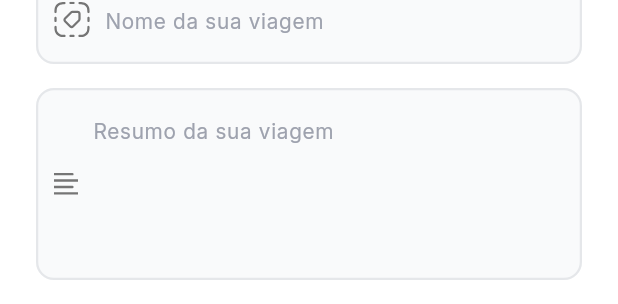
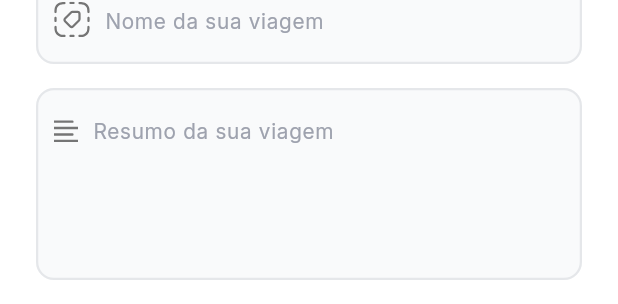
Before and after one commit to OthavioH/rumo, a Flutter app: the CreateDiaryBottomSheet widget shown alone on an empty page, opened directly, on a phone screen of 412 x 824 dp. Shown: the part 389-693 px from the top of the screen. Run offline on Flutter 3.47's test engine with Material 3 defaults, Android fonts, the phone set to English and light mode, and no system bars; our stand-ins replace cloud_firestore, firebase_auth, firebase_core, flutter_dotenv, flutter_map, flutter_svg and 4 more; accounts and stored records are empty; generated files the repository leaves out were written again.

Commit message:
:bug: fix: resume field button not aligned

```diff
--- a/lib/features/user/widgets/create_diary_bottom_sheet.dart
+++ b/lib/features/user/widgets/create_diary_bottom_sheet.dart
@@ -269,11 +269,16 @@ class _CreateDiaryBottomSheetState extends State<CreateDiaryBottomSheet> {
                       minLines: 4,
                       maxLines: 4,
                       decoration: iconTextFieldDecoration(
-                        icon: SvgPicture.asset(
-                          AssetImages.iconThreeLines,
-                          width: 16,
-                          height: 16,
-                          fit: BoxFit.cover,
+                        icon: Padding(
+                          padding: const EdgeInsets.only(
+                            bottom: 70,
+                          ),
+                          child: SvgPicture.asset(
+                            AssetImages.iconThreeLines,
+                            width: 16,
+                            height: 16,
+                            fit: BoxFit.cover,
+                          ),
                         ),
                         hintText: 'Resumo da sua viagem',
                       ),
```
